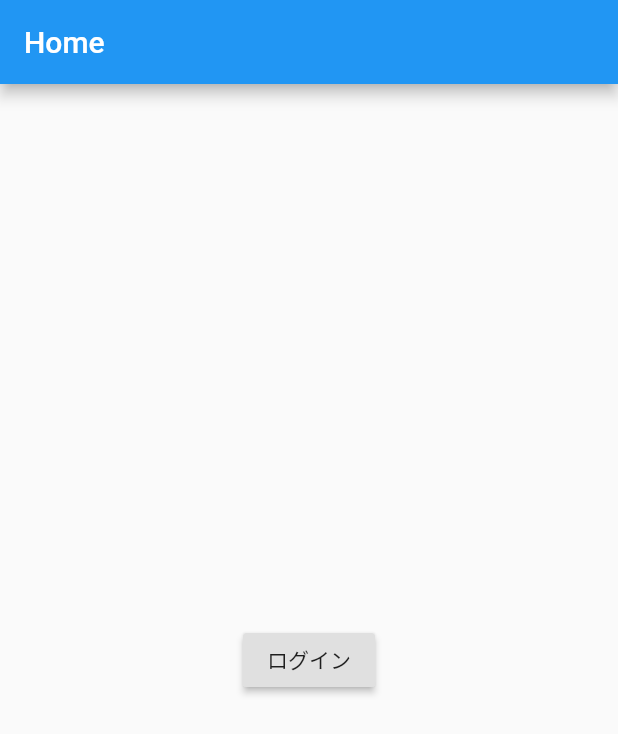
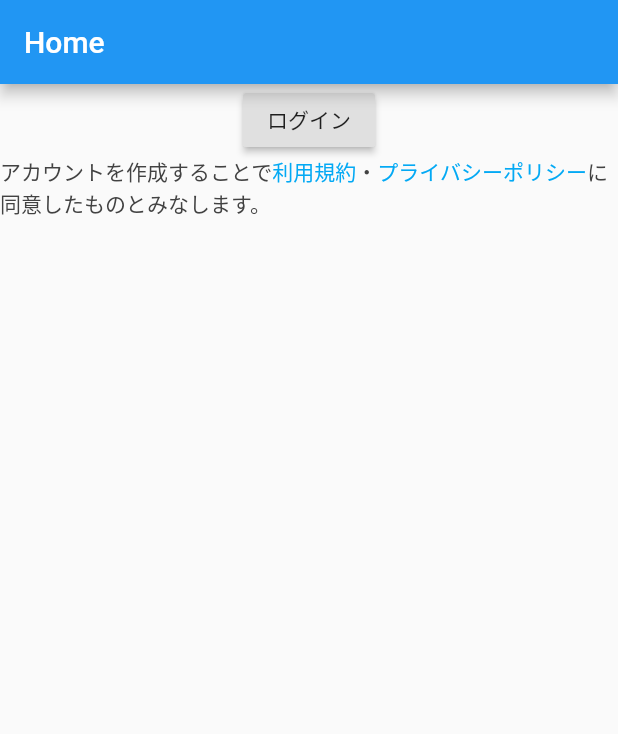
Before and after one commit to mh-mobile/event_follow_mobile, a Flutter app: the screen it shows after launch, on a phone screen of 412 x 824 dp. Shown: the top 734 px of the screen. Run offline on Flutter 3.47's test engine with Material 2 defaults, Android fonts, the phone set to English and light mode, and no system bars.

Commit message:
利用規約とプライバシーポリシーのリンクを追加

```diff
--- a/lib/ui/home.dart
+++ b/lib/ui/home.dart
@@ -1,5 +1,7 @@
 import 'package:flutter/cupertino.dart';
+import 'package:flutter/gestures.dart';
 import 'package:flutter/material.dart';
+import 'package:url_launcher/url_launcher.dart';
 
 import 'event_list.dart';
 
@@ -8,8 +10,10 @@ class Home extends StatelessWidget {
   Widget build(BuildContext context) {
     return Scaffold(
       appBar: AppBar(title: const Text("Home"),),
-      body: Center(
-        child: RaisedButton(
+      body: Container(
+        child: Column(
+          children: [
+            RaisedButton(
               child: const Text("ログイン"),
               onPressed: () {
                 Navigator.pushReplacement(
@@ -20,6 +24,43 @@ class Home extends StatelessWidget {
                 );
               },
             ),
+            RichText(
+                text: TextSpan(
+                  children: [
+                    TextSpan(
+                      text: "アカウントを作成することで",
+                      style: TextStyle(color: Colors.grey[800]),
+                    ),
+                    TextSpan(
+                      text: "利用規約",
+                      style: TextStyle(color: Colors.lightBlue),
+                      recognizer: TapGestureRecognizer()
+                        ..onTap = () {
+                          launch("https://event-follow-front.herokuapp.com/terms");
+                        }
+                    ),
+                    TextSpan(
+                      text: "・",
+                      style: TextStyle(color: Colors.grey[800]),
+                    ),
+                    TextSpan(
+                      text: "プライバシーポリシー",
+                      style: TextStyle(color: Colors.lightBlue),
+                      recognizer: TapGestureRecognizer()
+                        ..onTap = () {
+                          launch("https://event-follow-front.herokuapp.com/privacy_policy");
+                        }
+                    ),
+                    TextSpan(
+                      text: "に同意したものとみなします。",
+                      style: TextStyle(color: Colors.grey[800]),
+                    ),
+                  ]
+                )
+            ),
+          ],
+
+        ),
       ),
     );
   }
--- a/pubspec.yaml
+++ b/pubspec.yaml
@@ -23,7 +23,7 @@ environment:
 dependencies:
   flutter:
     sdk: flutter
-
+  url_launcher: ^6.0.2
 
   # The following adds the Cupertino Icons font to your application.
   # Use with the CupertinoIcons class for iOS style icons.
```
Also changed, not shown: pubspec.lock, 6 other files. Lines whose indentation alone changed are shown as unchanged.
